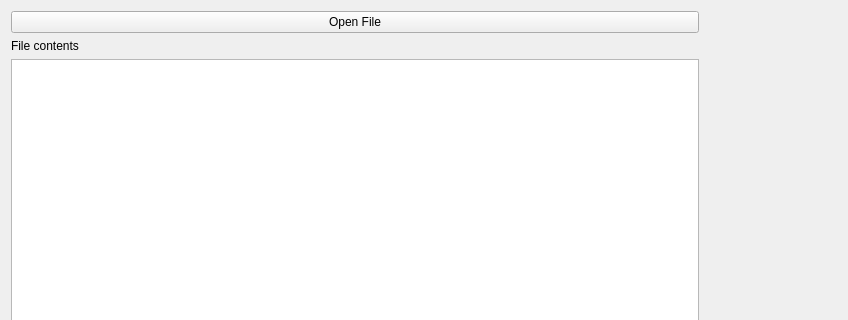
Before: the Qt Designer form src/pcot/assets/ui/inputs/inputparc.ui in AU-ExoMars/PCOT, drawn with Qt 5; both pictures show x 0 to 848 and y 0 to 320 of the 983 by 735 pixel window.
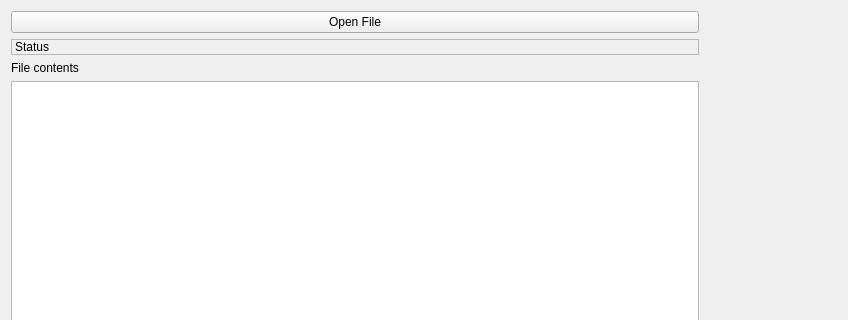
After: the same form once the commit is applied. Custom widgets are drawn as their Qt base class.

Commit message: PARC input saves current item's metadata, status area, only loadable items clickable

Diff of the .ui file:
```diff
--- a/src/pcot/assets/ui/inputs/inputparc.ui
+++ b/src/pcot/assets/ui/inputs/inputparc.ui
@@ -46,6 +46,22 @@
          </property>
         </widget>
        </item>
+       <item>
+        <widget class="QLabel" name="status">
+         <property name="frameShape">
+          <enum>QFrame::Shape::StyledPanel</enum>
+         </property>
+         <property name="text">
+          <string>Status</string>
+         </property>
+         <property name="wordWrap">
+          <bool>true</bool>
+         </property>
+         <property name="margin">
+          <number>4</number>
+         </property>
+        </widget>
+       </item>
        <item>
         <widget class="QLabel" name="fileLabel">
          <property name="text">
```
The commit also changes 3 other files.
